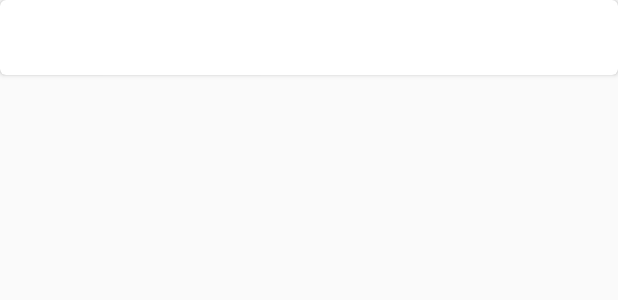
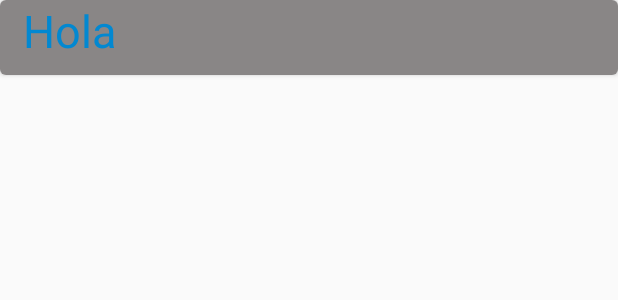
Before and after one commit to walberth/HelpSchoolApp, an Android app: the layout cardview_historical.xml on its own in the app's theme, with its tools: preview values and no code run, on a phone screen of 412 x 824 dp. Shown: the top 300 px of the screen. Run offline under Robolectric (Android 15) with nearby library versions, the light colour scheme and no system bars; network calls fail.

```diff
--- a/app/src/main/res/layout/cardview_historical.xml
+++ b/app/src/main/res/layout/cardview_historical.xml
@@ -10,10 +10,27 @@
         android:layout_width="match_parent"
         android:layout_height="match_parent">
 
-        <TextView
-            android:id="@+id/dateCard"
-            android:layout_width="wrap_content"
-            android:layout_height="wrap_content"/>
+        <LinearLayout
+            android:layout_width="match_parent"
+            android:layout_height="wrap_content"
+            android:layout_gravity="bottom"
+            android:background="@color/backgroundText"
+            android:orientation="vertical"
+            android:paddingBottom="@dimen/padding_vertical_margin"
+            android:paddingLeft="@dimen/padding_vertical_margin">
+
+            <TextView
+                android:id="@+id/dateCard"
+                android:layout_width="wrap_content"
+                android:layout_height="wrap_content"
+                android:textSize="30sp"
+                android:textColor="@color/colorPrimaryDark"
+                android:text="Hola"/>
+
+
+
+        </LinearLayout>
+
 
     </FrameLayout>
 
```
Also changed, not shown: app/src/main/java/com/moviles/utp/helpschoolapp/data/model/EventsResponse.java (added, +35 -0 lines), app/src/main/java/com/moviles/utp/helpschoolapp/data/model/HistoricalResponse.java (+7 -5 lines), app/src/main/java/com/moviles/utp/helpschoolapp/helper/utils/Dates.java (added, +44 -0 lines), app/src/main/java/com/moviles/utp/helpschoolapp/helper/utils/FormatDate.java (added, +26 -0 lines), app/src/main/java/com/moviles/utp/helpschoolapp/ui/adapter/HistoricalAdapterRecyclerView.java (+29 -20 lines), app/src/main/java/com/moviles/utp/helpschoolapp/ui/fragment/HistoricalFragment.java (+38 -10 lines).
